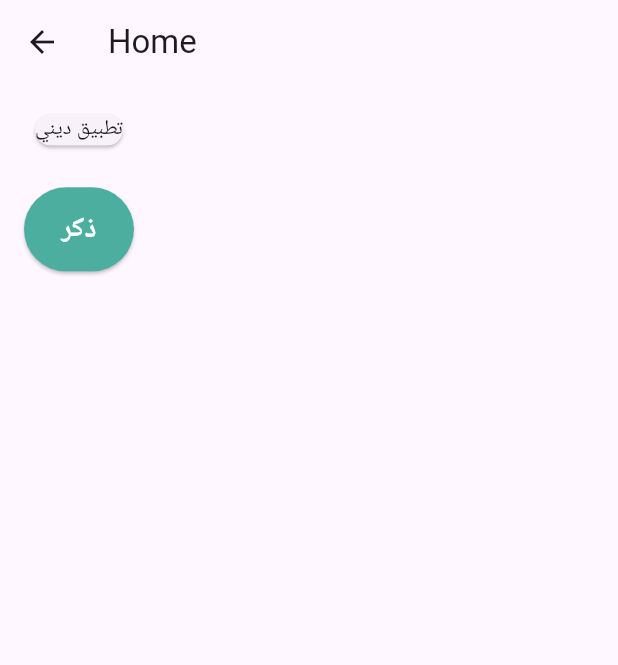
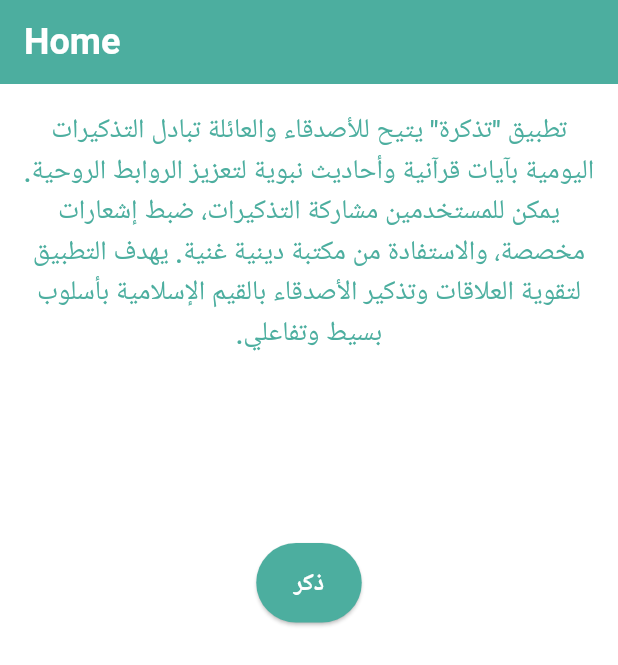
Before and after one commit to Mahmoudaboutaleb/tazkera, a Flutter app: the HomeScreen screen opened directly, on a phone screen of 412 x 824 dp. Shown: the top 665 px of the screen. Run offline on Flutter 3.47's test engine with Material 3 defaults, Android fonts, the phone set to English and light mode, and no system bars; drawn by our look-alikes of animated_text_kit; our stand-ins replace cloud_firestore, firebase_auth, firebase_core; accounts and stored records are empty.

Commit message:
- add animatedTextKit package - modify home screen to test only - add title to app - modify styles file - modify spacing file - add text description to homeScreen and make it animated, add screen styles - add files strings manager for long strings

```diff
--- a/lib/config/theme/styles.dart
+++ b/lib/config/theme/styles.dart
@@ -1,144 +1,143 @@
 import 'package:flutter/material.dart';
-import 'package:flutter_screenutil/flutter_screenutil.dart';
 import 'package:tazkera/config/theme/colors.dart';
 import 'package:tazkera/config/theme/font_weight_helper.dart';
 
 class TextStyles {
-  static TextStyle font24BlackBold = TextStyle(
-    fontSize: 24.sp,
+  static TextStyle font24WhiteBold = const TextStyle(
+    fontSize: 24,
     fontWeight: FontWeightHelper.bold,
-    color: Colors.black,
+    color: Colors.white,
   );
 
-  static TextStyle font32BlueBold = TextStyle(
-    fontSize: 32.sp,
+  static TextStyle font32GreenBold = const TextStyle(
+    fontSize: 32,
     fontWeight: FontWeightHelper.bold,
     color: ColorsManager.green,
   );
 
-  static TextStyle font13BlueSemiBold = TextStyle(
-    fontSize: 13.sp,
+  static TextStyle font13GreenSemiBold = const TextStyle(
+    fontSize: 13,
     fontWeight: FontWeightHelper.semiBold,
     color: ColorsManager.green,
   );
 
-  static TextStyle font13DarkBlueMedium = TextStyle(
-    fontSize: 13.sp,
+  static TextStyle font13DarkGreenMedium = const TextStyle(
+    fontSize: 13,
     fontWeight: FontWeightHelper.medium,
     color: ColorsManager.green,
   );
 
-  static TextStyle font13DarkBlueRegular = TextStyle(
-    fontSize: 13.sp,
+  static TextStyle font13GreenRegular = const TextStyle(
+    fontSize: 13,
     fontWeight: FontWeightHelper.regular,
     color: ColorsManager.green,
   );
 
-  static TextStyle font24BlueBold = TextStyle(
-    fontSize: 24.sp,
+  static TextStyle font24GreenBold = const TextStyle(
+    fontSize: 24,
     fontWeight: FontWeightHelper.bold,
     color: ColorsManager.green,
   );
 
-  static TextStyle font16WhiteSemiBold = TextStyle(
-    fontSize: 16.sp,
+  static TextStyle font16WhiteSemiBold = const TextStyle(
+    fontSize: 16,
     fontWeight: FontWeightHelper.semiBold,
     color: Colors.white,
   );
 
-  static TextStyle font13GrayRegular = TextStyle(
-    fontSize: 13.sp,
+  static TextStyle font13GrayRegular = const TextStyle(
+    fontSize: 13,
     fontWeight: FontWeightHelper.regular,
     color: ColorsManager.gray,
   );
 
-  static TextStyle font12GrayRegular = TextStyle(
-    fontSize: 12.sp,
+  static TextStyle font12GrayRegular = const TextStyle(
+    fontSize: 12,
     fontWeight: FontWeightHelper.regular,
     color: ColorsManager.gray,
   );
 
-  static TextStyle font12GrayMedium = TextStyle(
-    fontSize: 12.sp,
+  static TextStyle font12GrayMedium = const TextStyle(
+    fontSize: 12,
     fontWeight: FontWeightHelper.medium,
     color: ColorsManager.gray,
   );
 
-  static TextStyle font12DarkBlueRegular = TextStyle(
-    fontSize: 12.sp,
+  static TextStyle font12DarkBlueRegular = const TextStyle(
+    fontSize: 12,
     fontWeight: FontWeightHelper.regular,
     color: ColorsManager.darkBlue,
   );
 
-  static TextStyle font12BlueRegular = TextStyle(
-    fontSize: 12.sp,
+  static TextStyle font12GreenRegular = const TextStyle(
+    fontSize: 12,
     fontWeight: FontWeightHelper.regular,
     color: ColorsManager.green,
   );
 
-  static TextStyle font13BlueRegular = TextStyle(
-    fontSize: 13.sp,
+  static TextStyle font13DarkBlueRegular = const TextStyle(
+    fontSize: 13,
     fontWeight: FontWeightHelper.regular,
-    color: ColorsManager.green,
+    color: ColorsManager.darkBlue,
   );
 
-  static TextStyle font14GrayRegular = TextStyle(
-    fontSize: 14.sp,
+  static TextStyle font14GrayRegular = const TextStyle(
+    fontSize: 14,
     fontWeight: FontWeightHelper.regular,
     color: ColorsManager.gray,
   );
 
-  static TextStyle font14LightGrayRegular = TextStyle(
-    fontSize: 14.sp,
+  static TextStyle font14LightGrayRegular = const TextStyle(
+    fontSize: 14,
     fontWeight: FontWeightHelper.regular,
     color: ColorsManager.lightGray,
   );
 
-  static TextStyle font14DarkBlueMedium = TextStyle(
-    fontSize: 14.sp,
+  static TextStyle font14DarkBlueMedium = const TextStyle(
+    fontSize: 14,
     fontWeight: FontWeightHelper.medium,
     color: ColorsManager.darkBlue,
   );
 
-  static TextStyle font14DarkBlueBold = TextStyle(
-    fontSize: 14.sp,
+  static TextStyle font14DarkBlueBold = const TextStyle(
+    fontSize: 14,
     fontWeight: FontWeightHelper.bold,
     color: ColorsManager.darkBlue,
   );
 
-  static TextStyle font16WhiteMedium = TextStyle(
-    fontSize: 16.sp,
+  static TextStyle font16WhiteMedium = const TextStyle(
+    fontSize: 16,
     fontWeight: FontWeightHelper.medium,
     color: Colors.white,
   );
 
-  static TextStyle font14BlueSemiBold = TextStyle(
-    fontSize: 14.sp,
-    fontWeight: FontWeightHelper.semiBold,
-    color: ColorsManager.green,
-  );
 
-  static TextStyle font15DarkBlueMedium = TextStyle(
-    fontSize: 15.sp,
+  static TextStyle font15DarkBlueMedium = const TextStyle(
+    fontSize: 15,
     fontWeight: FontWeightHelper.medium,
     color: ColorsManager.darkBlue,
   );
 
-  static TextStyle font18DarkBlueBold = TextStyle(
-    fontSize: 18.sp,
+  static TextStyle font18WhiteBold = const TextStyle(
+    fontSize: 18,
     fontWeight: FontWeightHelper.bold,
-    color: ColorsManager.darkBlue,
+    color: Colors.white,
   );
 
-  static TextStyle font18DarkBlueSemiBold = TextStyle(
-    fontSize: 18.sp,
+  static TextStyle font18DarkBlueSemiBold = const TextStyle(
+    fontSize: 18,
     fontWeight: FontWeightHelper.semiBold,
     color: ColorsManager.darkBlue,
   );
 
-  static TextStyle font18WhiteMedium = TextStyle(
-    fontSize: 18.sp,
+  static TextStyle font18GreenMedium = const TextStyle(
+    fontSize: 18,
     fontWeight: FontWeightHelper.medium,
-    color: Colors.white,
+    color: ColorsManager.green,
+  );
+  static TextStyle font14GreenSemiBold = const TextStyle(
+    fontSize: 14,
+    fontWeight: FontWeightHelper.semiBold,
+    color: ColorsManager.green,
   );
 }
--- a/lib/core/helpers/spacing.dart
+++ b/lib/core/helpers/spacing.dart
@@ -1,9 +1,8 @@
 import 'package:flutter/material.dart';
-import 'package:flutter_screenutil/flutter_screenutil.dart';
 
 SizedBox verticalSpace(double height) => SizedBox(
-      height: height.h,
+      height: height,
     );
 SizedBox horizontalSpace(double width) => SizedBox(
-      height: width.w,
+      height: width,
     );
--- /dev/null
+++ b/lib/core/helpers/string_manager.dart
@@ -0,0 +1,5 @@
+class AppStrings {
+  static const tazeraDescription =
+      'تطبيق "تذكرة" يتيح للأصدقاء والعائلة تبادل التذكيرات اليومية بآيات قرآنية وأحاديث نبوية لتعزيز الروابط الروحية. يمكن للمستخدمين مشاركة التذكيرات، ضبط إشعارات مخصصة، والاستفادة من مكتبة دينية غنية. يهدف التطبيق لتقوية العلاقات وتذكير الأصدقاء بالقيم الإسلامية بأسلوب بسيط وتفاعلي.';
+  static const tazeraTagline = '';
+}
--- a/lib/features/home-screen/home_page.dart
+++ b/lib/features/home-screen/home_page.dart
@@ -1,7 +1,9 @@
+import 'package:animated_text_kit/animated_text_kit.dart';
 import 'package:flutter/material.dart';
 import 'package:tazkera/config/theme/colors.dart';
 import 'package:tazkera/config/theme/styles.dart';
 import 'package:tazkera/core/helpers/spacing.dart';
+import 'package:tazkera/core/helpers/string_manager.dart';
 
 class HomeScreen extends StatelessWidget {
   const HomeScreen({super.key});
@@ -10,14 +12,31 @@ class HomeScreen extends StatelessWidget {
   Widget build(BuildContext context) {
     return Scaffold(
       appBar: AppBar(
-        title: const Text('Home'),
+        title: Text(
+          'Home',
+          style: TextStyles.font24WhiteBold,
         ),
-      body: Padding(
-        padding: const EdgeInsets.all(16),
+        backgroundColor: ColorsManager.green,
+      ),
+      body: GestureDetector(
+        onTap: () => FocusScope.of(context).unfocus(),
+        child: Center(
           child: Column(
             children: [
-            const Card(
-              child: Text('تطبيق ديني'),
+              Padding(
+                padding:
+                    const EdgeInsets.symmetric(horizontal: 15, vertical: 18),
+                child: SizedBox(
+                  height: 250,
+                  child: Directionality(
+                    textDirection: TextDirection.rtl,
+                    child: AnimatedTextKit(animatedTexts: [
+                      TyperAnimatedText(AppStrings.tazeraDescription,
+                          textStyle: TextStyles.font18GreenMedium,
+                          textAlign: TextAlign.center)
+                    ]),
+                  ),
+                ),
               ),
               verticalSpace(20),
               ElevatedButton(
@@ -42,6 +61,7 @@ class HomeScreen extends StatelessWidget {
             ],
           ),
         ),
+      ),
     );
   }
 }
--- a/lib/main.dart
+++ b/lib/main.dart
@@ -1,5 +1,7 @@
 import 'package:flutter/material.dart';
+import 'package:tazkera/config/theme/colors.dart';
 import 'package:tazkera/features/Auth/login_page.dart';
+import 'package:tazkera/features/home-screen/home_page.dart';
 
 void main() {
   runApp(const MyApp());
@@ -11,10 +13,14 @@
   // This widget is the root of your application.
   @override
   Widget build(BuildContext context) {
-    return const MaterialApp(
+    return MaterialApp(
+      debugShowCheckedModeBanner: false,
       title: 'Tazkera',
-      debugShowCheckedModeBanner: false,
-      home: LoginScreen(),
+      theme: ThemeData(
+        primaryColor: ColorsManager.green,
+        scaffoldBackgroundColor: Colors.white,
+      ),
+      home: const HomeScreen(),
     );
   }
 }
--- a/pubspec.yaml
+++ b/pubspec.yaml
@@ -8,6 +8,7 @@ environment:
   sdk: ^3.5.1
 
 dependencies:
+  animated_text_kit: ^4.2.2
   cloud_firestore: ^5.4.1
   cupertino_icons: ^1.0.8
   firebase_auth: ^5.2.1
```
Also changed, not shown: pubspec.lock. Lines whose indentation alone changed are shown as unchanged.
